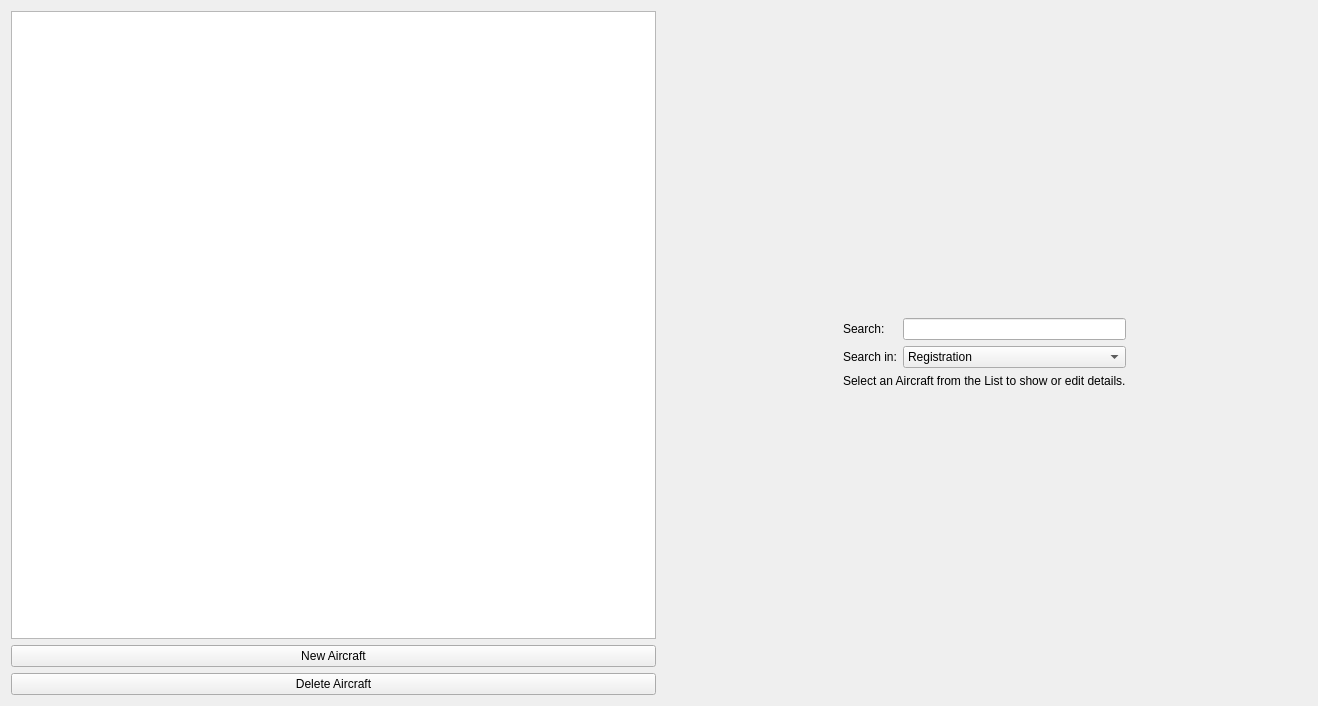
fiffty-50/openPilotLog, file src/gui/widgets/aircraftwidget.ui: the form before one commit.
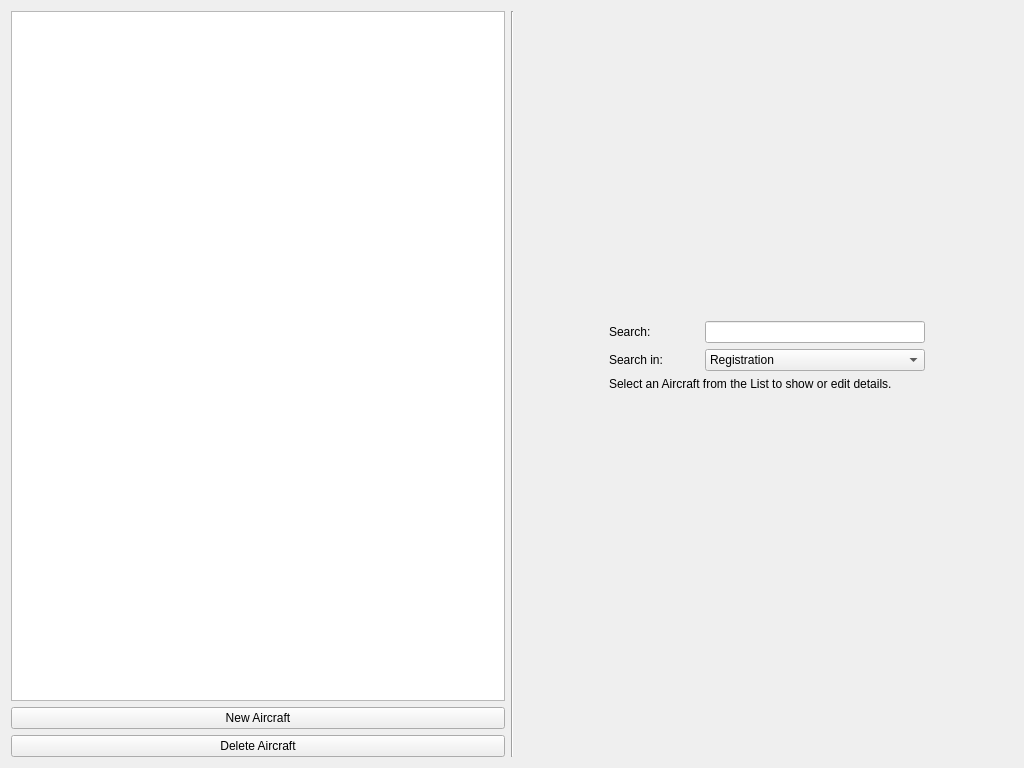
The form after the commit.

Diff of the .ui file:
```diff
--- a/src/gui/widgets/aircraftwidget.ui
+++ b/src/gui/widgets/aircraftwidget.ui
@@ -6,8 +6,8 @@
    <rect>
     <x>0</x>
     <y>0</y>
-    <width>1318</width>
-    <height>706</height>
+    <width>1024</width>
+    <height>768</height>
    </rect>
   </property>
   <property name="windowTitle">
@@ -25,70 +25,16 @@
     </widget>
    </item>
    <item row="0" column="1" rowspan="3">
+    <widget class="Line" name="line">
+     <property name="orientation">
+      <enum>Qt::Vertical</enum>
+     </property>
+    </widget>
+   </item>
+   <item row="0" column="2">
     <widget class="QStackedWidget" name="stackedWidget">
      <widget class="QWidget" name="welcomePageTails">
       <layout class="QGridLayout" name="gridLayout">
-       <item row="1" column="1">
-        <widget class="QLabel" name="searchLabel">
-         <property name="minimumSize">
-          <size>
-           <width>0</width>
-           <height>0</height>
-          </size>
-         </property>
-         <property name="text">
-          <string>Search:</string>
-         </property>
-        </widget>
-       </item>
-       <item row="1" column="2">
-        <widget class="QLineEdit" name="aircraftSearchLineEdit">
-         <property name="minimumSize">
-          <size>
-           <width>0</width>
-           <height>0</height>
-          </size>
-         </property>
-        </widget>
-       </item>
-       <item row="2" column="1">
-        <widget class="QLabel" name="label_2">
-         <property name="minimumSize">
-          <size>
-           <width>0</width>
-           <height>0</height>
-          </size>
-         </property>
-         <property name="text">
-          <string>Search in:</string>
-         </property>
-        </widget>
-       </item>
-       <item row="2" column="2">
-        <widget class="QComboBox" name="aircraftSearchComboBox">
-         <property name="minimumSize">
-          <size>
-           <width>0</width>
-           <height>0</height>
-          </size>
-         </property>
-         <item>
-          <property name="text">
-           <string>Registration</string>
-          </property>
-         </item>
-         <item>
-          <property name="text">
-           <string>Type</string>
-          </property>
-         </item>
-         <item>
-          <property name="text">
-           <string>Company</string>
-          </property>
-         </item>
-        </widget>
-       </item>
        <item row="3" column="0">
         <spacer name="horizontalSpacer">
          <property name="minimumSize">
@@ -108,7 +54,7 @@
          </property>
         </spacer>
        </item>
-       <item row="3" column="1" colspan="2">
+       <item row="3" column="1" colspan="3">
         <widget class="QLabel" name="welcomeLabel">
          <property name="minimumSize">
           <size>
@@ -121,26 +67,20 @@
          </property>
         </widget>
        </item>
-       <item row="3" column="3">
-        <spacer name="horizontalSpacer_2">
+       <item row="2" column="1">
+        <widget class="QLabel" name="label_2">
          <property name="minimumSize">
           <size>
            <width>0</width>
            <height>0</height>
           </size>
          </property>
-         <property name="orientation">
-          <enum>Qt::Horizontal</enum>
+         <property name="text">
+          <string>Search in:</string>
          </property>
-         <property name="sizeHint" stdset="0">
-          <size>
-           <width>129</width>
-           <height>20</height>
-          </size>
-         </property>
-        </spacer>
+        </widget>
        </item>
-       <item row="4" column="3">
+       <item row="4" column="4">
         <spacer name="verticalSpacer_2">
          <property name="minimumSize">
           <size>
@@ -159,7 +99,74 @@
          </property>
         </spacer>
        </item>
-       <item row="0" column="3">
+       <item row="1" column="2" colspan="2">
+        <widget class="QLineEdit" name="aircraftSearchLineEdit">
+         <property name="minimumSize">
+          <size>
+           <width>220</width>
+           <height>0</height>
+          </size>
+         </property>
+        </widget>
+       </item>
+       <item row="1" column="1">
+        <widget class="QLabel" name="searchLabel">
+         <property name="minimumSize">
+          <size>
+           <width>0</width>
+           <height>0</height>
+          </size>
+         </property>
+         <property name="text">
+          <string>Search:</string>
+         </property>
+        </widget>
+       </item>
+       <item row="3" column="4">
+        <spacer name="horizontalSpacer_2">
+         <property name="minimumSize">
+          <size>
+           <width>0</width>
+           <height>0</height>
+          </size>
+         </property>
+         <property name="orientation">
+          <enum>Qt::Horizontal</enum>
+         </property>
+         <property name="sizeHint" stdset="0">
+          <size>
+           <width>129</width>
+           <height>20</height>
+          </size>
+         </property>
+        </spacer>
+       </item>
+       <item row="2" column="2" colspan="2">
+        <widget class="QComboBox" name="aircraftSearchComboBox">
+         <property name="minimumSize">
+          <size>
+           <width>220</width>
+           <height>0</height>
+          </size>
+         </property>
+         <item>
+          <property name="text">
+           <string>Registration</string>
+          </property>
+         </item>
+         <item>
+          <property name="text">
+           <string>Type</string>
+          </property>
+         </item>
+         <item>
+          <property name="text">
+           <string>Company</string>
+          </property>
+         </item>
+        </widget>
+       </item>
+       <item row="0" column="4">
         <spacer name="verticalSpacer">
          <property name="minimumSize">
           <size>
```
